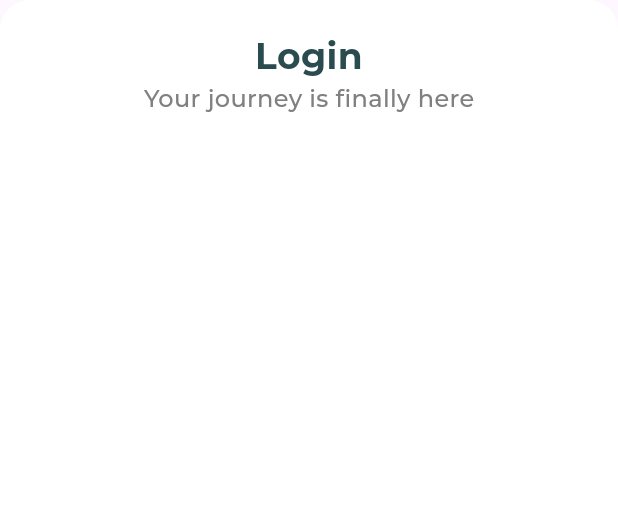
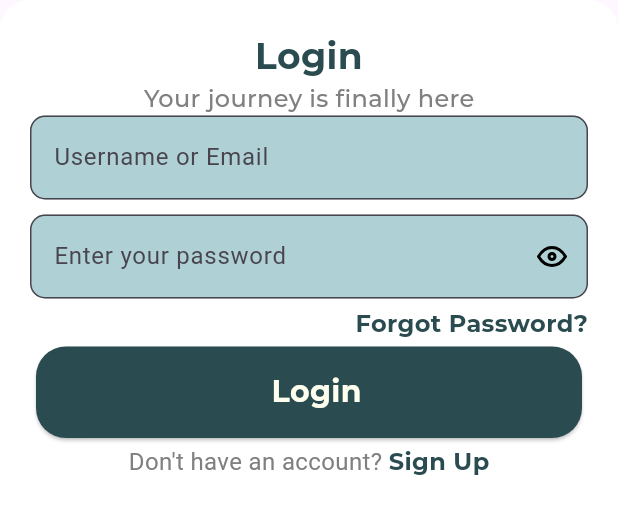
Before and after one commit to rifqirayita8/rkom-kampus-mobile, a Flutter app: the LoginBottomSheet widget shown alone on an empty page, opened directly, on a phone screen of 412 x 824 dp. Shown: the top 514 px of the screen. Run offline on Flutter 3.47's test engine with Material 3 defaults, Android fonts, the phone set to English and light mode, and no system bars; our stand-ins replace dartz, dio, equatable, flutter_bloc, flutter_svg, get_it; Roboto replaces fonts that are missing (Montserrat-Regular); project files that could hold a hidden picture were left out.

Commit message:
fix: Fixing state management paradigm

```diff
--- a/lib/core/di/init_injection_imports.dart
+++ b/lib/core/di/init_injection_imports.dart
@@ -6,5 +6,8 @@ import 'package:rkom_kampus/features/auth/domain/repositories/auth_repository.da
 import 'package:rkom_kampus/features/auth/domain/usecases/user_login.dart';
 import 'package:rkom_kampus/features/auth/presentation/bloc/auth_bloc.dart';
 
+import '../../features/auth/presentation/bloc/auth_form_cubit.dart';
+import '../../features/auth/presentation/bloc/auth_view_cubit.dart';
+
 
 part 'init_injection.dart';
--- /dev/null
+++ b/lib/features/auth/presentation/bloc/auth_form_cubit.dart
@@ -0,0 +1,33 @@
+import 'package:flutter_bloc/flutter_bloc.dart';
+
+class AuthFormState {
+  final String email;
+  final String password;
+  final bool isObscure;
+
+  const AuthFormState({
+    this.email = '',
+    this.password = '',
+    this.isObscure = true,
+  });
+
+  AuthFormState copyWith({
+    String? email,
+    String? password,
+    bool? isObscure,
+  }) {
+    return AuthFormState(
+      email: email ?? this.email,
+      password: password ?? this.password,
+      isObscure: isObscure ?? this.isObscure,
+    );
+  }
+}
+
+class AuthFormCubit extends Cubit<AuthFormState>{
+  AuthFormCubit() :super(const AuthFormState());
+
+  void updateEmail(String val) => emit(state.copyWith(email: val));
+  void updatePassword(String val) => emit(state.copyWith(password: val));
+  void toggleObscureText() => emit(state.copyWith(isObscure: !state.isObscure));
+}
--- /dev/null
+++ b/lib/features/auth/presentation/bloc/auth_view_cubit.dart
@@ -0,0 +1,11 @@
+import 'package:flutter_bloc/flutter_bloc.dart';
+
+enum AuthView { landing, login, register }
+
+class AuthViewCubit extends Cubit<AuthView> {
+  AuthViewCubit() : super(AuthView.landing);
+
+  void showLanding() => emit(AuthView.landing);
+  void showLogin() => emit(AuthView.login);
+  void showRegister() => emit(AuthView.register);
+}
--- a/lib/features/auth/presentation/widgets/login_bottom_sheet.dart
+++ b/lib/features/auth/presentation/widgets/login_bottom_sheet.dart
@@ -4,6 +4,7 @@ import 'package:flutter/material.dart';
 import 'package:flutter_bloc/flutter_bloc.dart';
 import 'package:flutter_svg/flutter_svg.dart';
 import 'package:rkom_kampus/features/auth/presentation/bloc/auth_bloc.dart';
+import 'package:rkom_kampus/features/auth/presentation/bloc/auth_form_cubit.dart';
 import 'package:rkom_kampus/features/auth/presentation/widgets/landing_page_widget.dart';
 import 'package:rkom_kampus/gen/assets.gen.dart';
 import 'package:rkom_kampus/gen/fonts.gen.dart';
@@ -26,8 +27,6 @@ class _LoginBottomSheetState extends State<LoginBottomSheet>
 
   late final AnimationController _animationController;
   late final Animation<Offset> _animation;
-  final TextEditingController _nameEmailController = TextEditingController();
-  final TextEditingController _passwordController = TextEditingController();
 
   @override
   void initState() {
@@ -71,36 +70,51 @@ class _LoginBottomSheetState extends State<LoginBottomSheet>
               title2: 'Your journey is finally here'
             ),
             Form(
-              child: BlocBuilder<AuthBloc, AuthState>(
-                builder: (context, state) {
-                  if (state is AuthLoginView) {
+              child: BlocBuilder<AuthFormCubit, AuthFormState>(
+                builder: (context, formState) {
                   return Column(
                     children: [
+                      BlocBuilder<AuthBloc, AuthState>(
+                        builder: (context, state) {
+                          if (state is AuthFailure) {
+                            return Text(
+                              state.message,
+                              style: const TextStyle(
+                                color: Colors.red,
+                                fontSize: 14,
+                                fontFamily: FontFamily.montserratRegular,
+                              ),
+                            );
+                          } else {
+                            return const SizedBox.shrink();
+                          }
+                        }
+                      ),
                       customTextField(
                         label: 'Username or Email',
-                          controller: _nameEmailController,
+                        initialValue: formState.email,
                         keyboardType: TextInputType.emailAddress,
                         onChanged: (val) {
-                            context.read<AuthBloc>().add(AuthEmailChanged(val));
+                          context.read<AuthFormCubit>().updateEmail(val);
                         }
                       ),
                       const SizedBox(height: 10),
                       customTextField(
                         label: 'Enter your password',
-                          controller: _passwordController,
-                          obscureText: state.isObscure,
+                        initialValue: formState.password,
+                        obscureText: formState.isObscure,
                         suffixIcon: IconButton(
                           onPressed: () {
-                              context.read<AuthBloc>().add(AuthToggleObscureText());
+                            context.read<AuthFormCubit>().toggleObscureText();
                           },
                           icon: SvgPicture.asset(
-                              state.isObscure
+                            formState.isObscure
                               ? Assets.images.common.eye
                               : Assets.images.common.eyeOff,
                           )
                         ),
                         onChanged: (val) {
-                            context.read<AuthBloc>().add(AuthPasswordChanged(val));
+                          context.read<AuthFormCubit>().updatePassword(val);
                         }
                       ),
                       const SizedBox(height: 5),
@@ -114,8 +128,8 @@ class _LoginBottomSheetState extends State<LoginBottomSheet>
                       customElevatedButton(
                         onPressed: () {
                           context.read<AuthBloc>().add(AuthLogin(
-                              email: state.email,
-                              password: state.password
+                            email: formState.email,
+                            password: formState.password
                             )
                           );
                         },
@@ -128,8 +142,6 @@ class _LoginBottomSheetState extends State<LoginBottomSheet>
                       ),
                     ],
                   );
-                  }
-                  return const SizedBox.shrink();
                 },
               )
             ),
--- a/lib/widgets/custom_textfield.dart
+++ b/lib/widgets/custom_textfield.dart
@@ -3,17 +3,19 @@ import '../utils/colors.dart';
 
 Widget customTextField({
   required String label,
-  required TextEditingController controller,
+  TextEditingController? controller,
   Widget? suffixIcon,
   TextInputType? keyboardType,
   bool? obscureText = false,
   void Function(String)? onChanged,
+  String? initialValue,
 }) {
   return TextFormField(
     controller: controller,
     obscureText: obscureText ?? false,
     keyboardType: keyboardType,
     onChanged: onChanged,
+    initialValue: initialValue,
     decoration: InputDecoration(
       floatingLabelBehavior: FloatingLabelBehavior.never,
       filled: true,
```
Also changed, not shown: lib/core/di/init_injection.dart (+8 -0 lines), lib/features/auth/presentation/pages/login_page.dart (+23 -23 lines), lib/features/auth/presentation/widgets/landing_page_widget.dart (+3 -4 lines), lib/main.dart (+8 -0 lines). Lines whose indentation alone changed are shown as unchanged.
